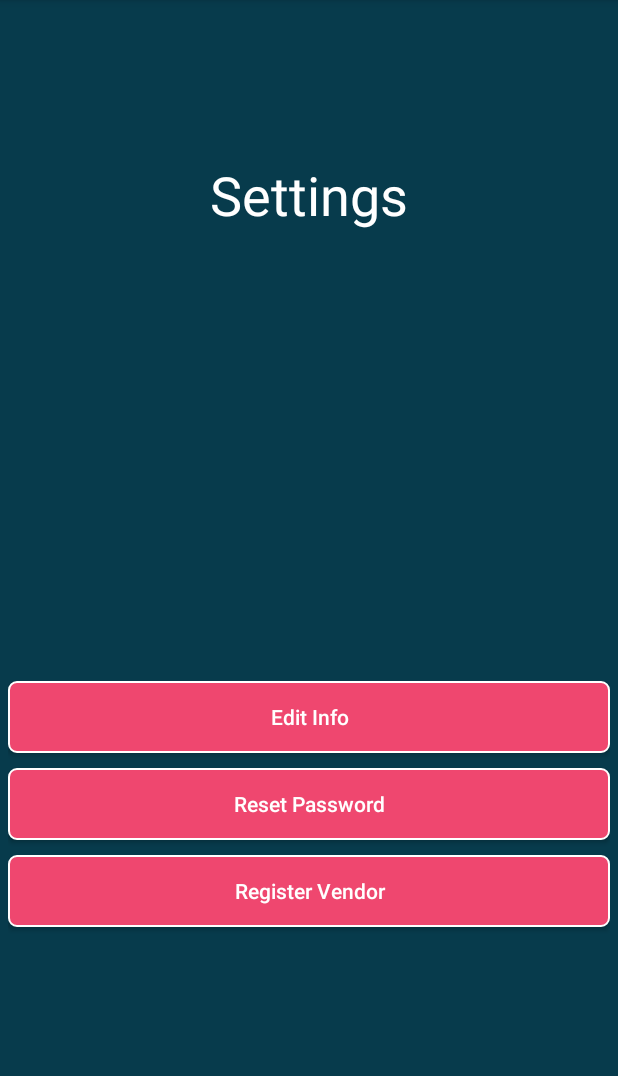
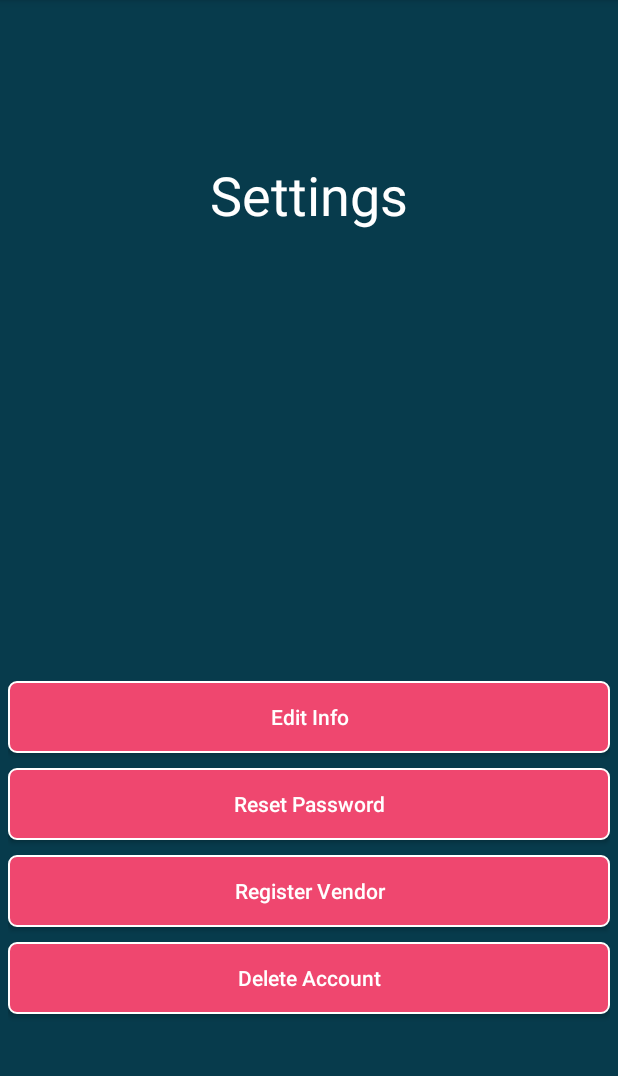
Before and after one commit to SCCapstone/TabDab, an Android app: the fragment SettingsFragment placed in its activity, on a phone screen of 412 x 824 dp, the part 84-1160 px from its top. Run offline under Robolectric (Android 15) with nearby library versions, the phone set to English and light mode, and no system bars; our stand-ins replace Firebase (no records; nobody signed in at launch, a user with empty details on screens opened directly); libraries missing offline, so code that uses them is left out: com.budiyev.android; 7 statements that could not run were skipped.

Commit message:
Adding delete account button and base class outline for the new classes. #183

```diff
--- a/app/src/main/java/com/example/tabdab/SettingsFragment.java
+++ b/app/src/main/java/com/example/tabdab/SettingsFragment.java
@@ -23,7 +23,7 @@ import com.google.firebase.database.FirebaseDatabase;
 import com.google.firebase.database.ValueEventListener;
 
 public class SettingsFragment extends Fragment {
-    private Button ButRegisterVendor, ButChangePass, ButEditInfo;
+    private Button ButRegisterVendor, ButChangePass, ButEditInfo, ButDeleteAccount;
     User user;
     MainActivity ma;
 
@@ -41,6 +41,7 @@ public class SettingsFragment extends Fragment {
         ButRegisterVendor = v.findViewById(R.id.registerVendorButton);
         ButChangePass = v.findViewById(R.id.chngPassBut);
         ButEditInfo = v.findViewById(R.id.editInfoBut);
+        ButDeleteAccount = v.findViewById(R.id.deleteAccountBut);
 
         ButRegisterVendor.setOnClickListener(new View.OnClickListener() {
             @Override
@@ -72,6 +73,16 @@ public class SettingsFragment extends Fragment {
                 ft.addToBackStack(null);
             }
         });
+        ButDeleteAccount.setOnClickListener(new View.OnClickListener() {
+            @Override
+            public void onClick(View view) {
+                FragmentTransaction ft;
+                ft = getParentFragmentManager().beginTransaction().setCustomAnimations(R.anim.slide_in_from_right,
+                        R.anim.slide_out_to_left, R.anim.slide_in_from_left, R.anim.slide_out_to_right);
+                ft.replace(R.id.fragment_container, DeleteAccountFragment.newInstance()).commit();
+                ft.addToBackStack(null);
+            }
+        });
 
         return v;
     }
--- a/app/src/main/res/layout/fragment_settings.xml
+++ b/app/src/main/res/layout/fragment_settings.xml
@@ -52,4 +52,16 @@
         android:textColor="@color/white"
         android:layout_centerHorizontal="true" />
 
+    <Button
+        android:id="@+id/deleteAccountBut"
+        android:layout_width="match_parent"
+        android:layout_height="wrap_content"
+        android:layout_centerHorizontal="true"
+        android:layout_marginTop="10dp"
+        android:background="@drawable/button_pink_white_outline"
+        android:padding="5dp"
+        android:text="Delete Account"
+        android:textAllCaps="false"
+        android:textColor="@color/white" />
+
 </LinearLayout>
```
Also changed, not shown: app/src/main/java/com/example/tabdab/DeleteAccountFragment.java (added, +56 -0 lines), app/src/main/res/layout/fragment_delete_account.xml (added, +66 -0 lines).
